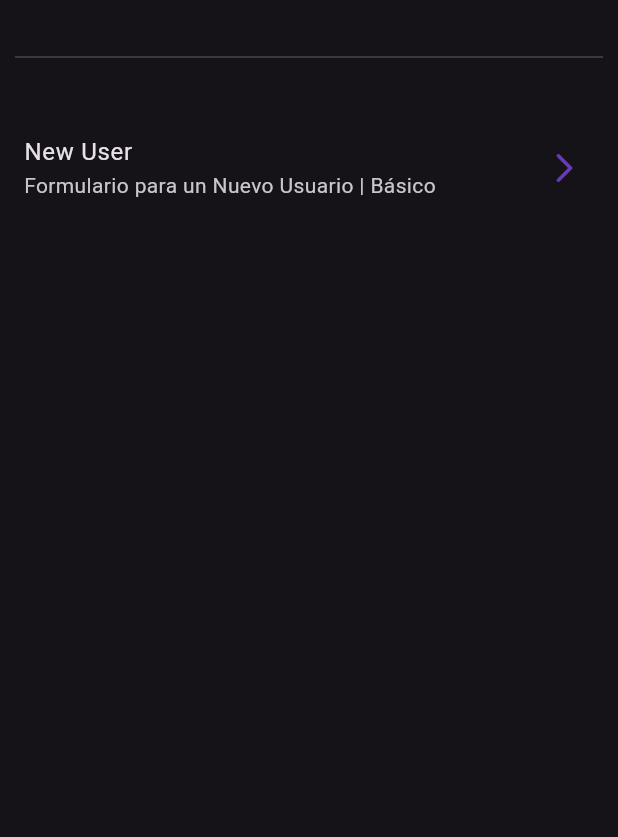
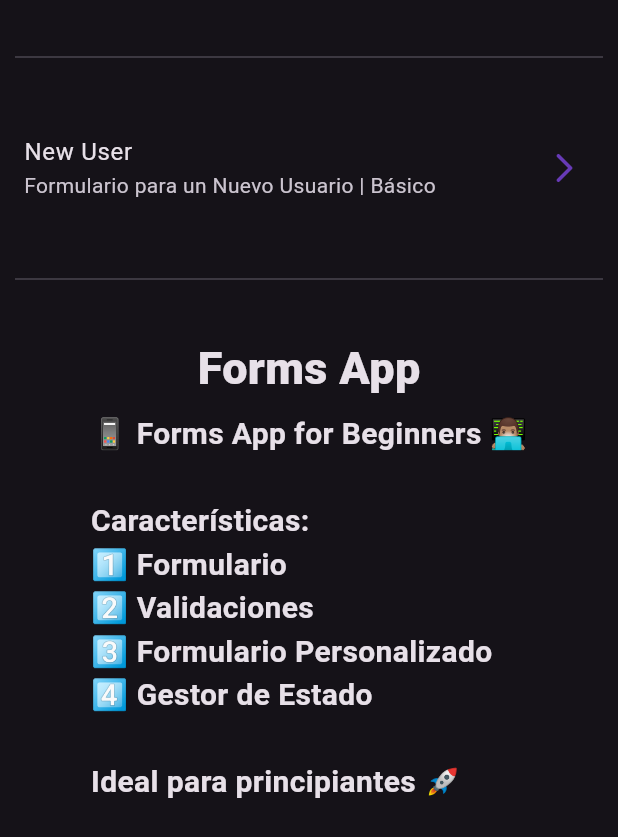
Before and after one commit to SebastianCaracuel/Flutter-Mobile-Beginner-to-Expert, a Flutter app: the HomeScreen screen opened by its route, on a phone screen of 412 x 824 dp. Shown: the top 837 px of the screen. Run offline on Flutter 3.47's test engine with Material 3 defaults, Android fonts, the phone set to English and light mode, and no system bars; our stand-ins replace animate_do, card_swiper, dio, equatable, flutter_bloc, flutter_dotenv and 6 more; accounts and stored records are empty; generated files the repository leaves out were written again.

Commit message:
Update home_screen.dart
Colocamos información útil para el usuario.

```diff
--- a/09_FormsApp/forms_app/lib/presentation/screens/home/home_screen.dart
+++ b/09_FormsApp/forms_app/lib/presentation/screens/home/home_screen.dart
@@ -60,6 +60,32 @@ class HomeScreen extends StatelessWidget {
               trailing: const Icon(Icons.arrow_forward_ios_rounded),
               //todo: Función de navegación
               onTap: () => context.push('/new-user')),
+
+          //Divider
+          const Padding(
+              padding: EdgeInsets.symmetric(horizontal: 10, vertical: 30),
+              child: Divider()),
+
+          const Column(
+            children: [
+              //Titulo
+              Text('Forms App',
+                  style: TextStyle(fontSize: 30, fontWeight: FontWeight.w900)),
+              //Contenido
+              Padding(
+                  padding: EdgeInsets.all(8.0),
+                  child: Text(
+                      "📱 Forms App for Beginners 👨🏽‍💻\n\n"
+                      "Características:\n"
+                      "1️⃣ Formulario\n"
+                      "2️⃣ Validaciones\n"
+                      "3️⃣ Formulario Personalizado\n"
+                      "4️⃣ Gestor de Estado\n\n"
+                      "Ideal para principiantes 🚀\n",
+                      style: TextStyle(
+                          fontSize: 20, fontWeight: FontWeight.bold))),
+            ],
+          ),
         ],
       ),
     );
```
